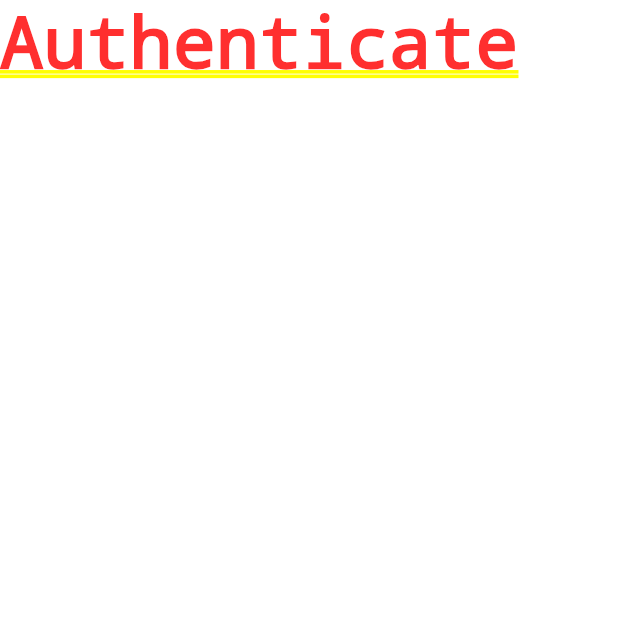
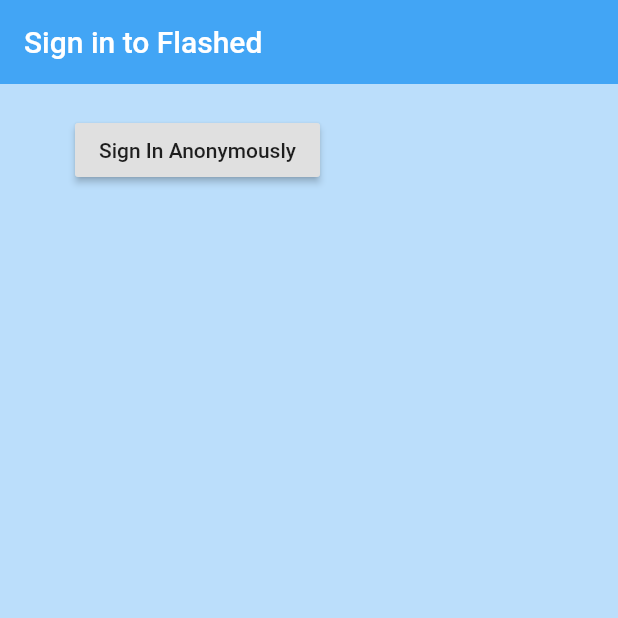
Before and after one commit to SuhanaNadeem/Personalized-Flash-Briefings, a Flutter app: the screen it shows after launch, on a phone screen of 412 x 824 dp, the top half of it. Run offline on Flutter 3.47's test engine with Material 2 defaults, Android fonts, the phone set to English and light mode, and no system bars; our stand-ins replace firebase_auth; accounts and stored records are empty.

Commit message:
got needed info (uid) for anon sign-in

```diff
--- /dev/null
+++ b/flashed/lib/models/user.dart
@@ -0,0 +1,4 @@
+class User {
+  final String uid;
+  User({this.uid});
+}
--- a/flashed/lib/screens/authenticate/authenticate.dart
+++ b/flashed/lib/screens/authenticate/authenticate.dart
@@ -1,3 +1,4 @@
+import 'package:flashed/screens/authenticate/sign_in.dart';
 import 'package:flutter/material.dart';
 
 class Authenticate extends StatefulWidget {
@@ -9,7 +10,7 @@ class _AuthenticateState extends State<Authenticate> {
   @override
   Widget build(BuildContext context) {
     return Container(
-      child: Text('Authenticate'),
+      child: SignIn(),
     );
   }
 }
--- /dev/null
+++ b/flashed/lib/screens/authenticate/sign_in.dart
@@ -0,0 +1,39 @@
+import 'package:flashed/services/auth.dart';
+import 'package:flutter/material.dart';
+
+class SignIn extends StatefulWidget {
+  @override
+  _SignInState createState() => _SignInState();
+}
+
+class _SignInState extends State<SignIn> {
+
+  final AuthService _auth = AuthService();
+
+  @override
+  Widget build(BuildContext context) {
+    return Scaffold(
+      backgroundColor: Colors.blue[100],
+      appBar: AppBar(
+        backgroundColor: Colors.blue[400],
+        elevation: 0.0,
+        title: Text('Sign in to Flashed'),
+      ),
+      body: Container(
+        padding: EdgeInsets.symmetric(vertical: 20.0, horizontal: 50.0),
+        child: RaisedButton(
+          child: Text('Sign In Anonymously'),
+          onPressed: () async {
+            dynamic result = await _auth.signInAnon();
+            if(result == null){
+              print('error signing in');
+            } else {
+              print('signed in');
+              print(result.uid);
+            }
+          },
+        ),
+      ),
+    );
+  }
+}
--- a/flashed/lib/services/auth.dart
+++ b/flashed/lib/services/auth.dart
@@ -1,15 +1,20 @@
 import 'package:firebase_auth/firebase_auth.dart';
-
+import 'package:flashed/models/user.dart';
 class AuthService {
 
   final FirebaseAuth _auth = FirebaseAuth.instance;
+  // create user obj based on FirebaseUser
+  User _userFromFirebaseUser(FirebaseUser user)
+  {
+    return user != null ? User(uid:user.uid) : null;
+  }
 
   //sign in anon
   Future signInAnon() async {
     try {
       AuthResult result = await _auth.signInAnonymously();
       FirebaseUser user = result.user;
-      return user;
+      return _userFromFirebaseUser(user);
     }catch(e){
       print(e.toString());
       return null;
```
